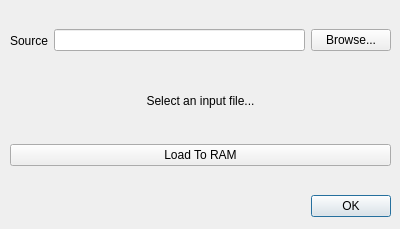
The window that sources/Desktop/codedrop.ui (AbhishekGhosh/kim_uno_remix) describes before a commit, drawn with Qt 5.
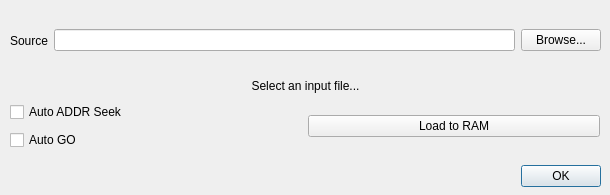
The same window after the commit.

Diff of the .ui file:
```diff
--- a/sources/Desktop/codedrop.ui
+++ b/sources/Desktop/codedrop.ui
@@ -9,8 +9,8 @@
    <rect>
     <x>0</x>
     <y>0</y>
-    <width>400</width>
-    <height>229</height>
+    <width>610</width>
+    <height>195</height>
    </rect>
   </property>
   <property name="windowTitle">
@@ -19,8 +19,8 @@
   <widget class="QDialogButtonBox" name="buttonBox">
    <property name="geometry">
     <rect>
-     <x>50</x>
-     <y>190</y>
+     <x>260</x>
+     <y>160</y>
      <width>341</width>
      <height>32</height>
     </rect>
@@ -40,7 +40,7 @@
     <rect>
      <x>10</x>
      <y>10</y>
-     <width>381</width>
+     <width>591</width>
      <height>61</height>
     </rect>
    </property>
@@ -68,16 +68,34 @@
    <property name="geometry">
     <rect>
      <x>10</x>
-     <y>130</y>
-     <width>381</width>
-     <height>51</height>
+     <y>100</y>
+     <width>590</width>
+     <height>53</height>
     </rect>
    </property>
    <layout class="QHBoxLayout" name="horizontalLayout_3">
+    <item>
+     <layout class="QVBoxLayout" name="verticalLayout">
+      <item>
+       <widget class="QCheckBox" name="AutoPC">
+        <property name="text">
+         <string>Auto ADDR Seek</string>
+        </property>
+       </widget>
+      </item>
+      <item>
+       <widget class="QCheckBox" name="AutoRun">
+        <property name="text">
+         <string>Auto GO</string>
+        </property>
+       </widget>
+      </item>
+     </layout>
+    </item>
     <item>
      <widget class="QPushButton" name="LoadToRAM">
       <property name="text">
-       <string>Load To RAM</string>
+       <string>Load to RAM</string>
       </property>
      </widget>
     </item>
@@ -87,9 +105,9 @@
    <property name="geometry">
     <rect>
      <x>10</x>
-     <y>80</y>
-     <width>381</width>
-     <height>41</height>
+     <y>70</y>
+     <width>591</width>
+     <height>31</height>
     </rect>
    </property>
    <layout class="QHBoxLayout" name="horizontalLayout">
```
